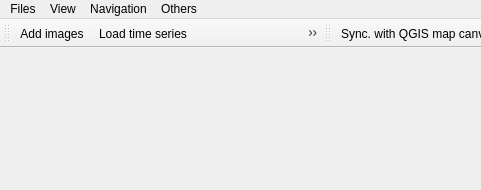
First picture: the form in eotimeseriesviewer/ui/timeseriesviewer.ui, repository jakimowb/eo-time-series-viewer, before the edit; both pictures show x 0 to 481 and y 0 to 190 of the 858 by 190 pixel window.
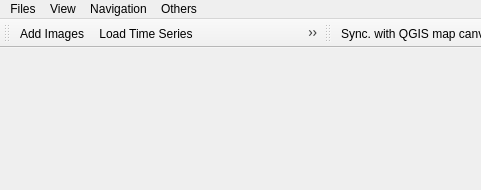
Second picture: the form after the edit. Icons and pictures are not drawn. Custom widgets are drawn as their Qt base class.

Commit message:
main.py - renamed TimeSeriesViewer to EOTimeSeriesViewer - added actionAddSubDatasets to open GDAL subdatasets (in general) - added actionAddSentinel2 to specifically open Sentinel-2 driver datasets - added EOTimeSeriesViewer.openAddSubdatasetsDialog()
- pulled qps updates

The edit to the form file:
```diff
--- a/eotimeseriesviewer/ui/timeseriesviewer.ui
+++ b/eotimeseriesviewer/ui/timeseriesviewer.ui
@@ -251,7 +251,7 @@
      <normaloff>:/eotimeseriesviewer/icons/mActionAddTS.svg</normaloff>:/eotimeseriesviewer/icons/mActionAddTS.svg</iconset>
    </property>
    <property name="text">
-    <string>Load time series</string>
+    <string>Load Time Series</string>
    </property>
    <property name="toolTip">
     <string>Load time series from CSV file</string>
@@ -263,7 +263,7 @@
      <normaloff>:/eotimeseriesviewer/icons/mActionAddRasterLayer.svg</normaloff>:/eotimeseriesviewer/icons/mActionAddRasterLayer.svg</iconset>
    </property>
    <property name="text">
-    <string>Add images</string>
+    <string>Add Images</string>
    </property>
    <property name="toolTip">
     <string>Add images to the time series</string>
@@ -584,7 +584,7 @@
      <normaloff>:/images/themes/default/mActionAddOgrLayer.svg</normaloff>:/images/themes/default/mActionAddOgrLayer.svg</iconset>
    </property>
    <property name="text">
-    <string>Add vector data</string>
+    <string>Add Vector Data</string>
    </property>
    <property name="toolTip">
     <string>Loads a vector data file</string>
```
Left out of the diff: 55 changed lines with no effect on the pictures. The commit also changes 19 other files.
